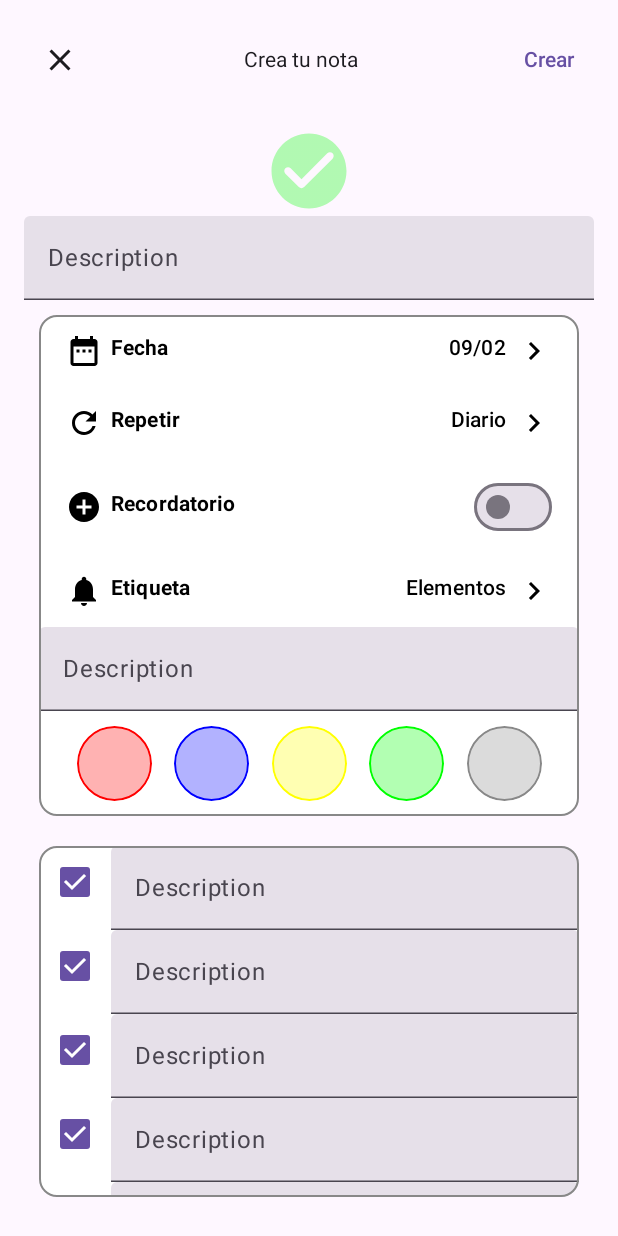
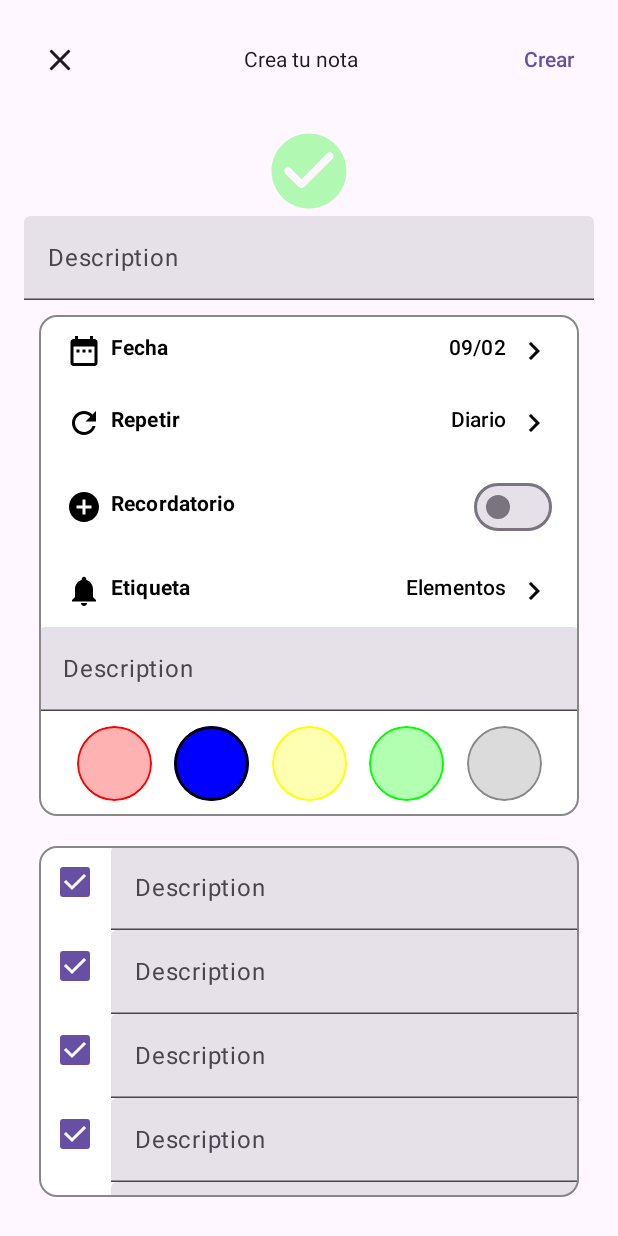
Before and after one commit to iamromanuriel/Meta-habit, an Android app built with Jetpack Compose: the @Preview function CreateScreenPreview, on a phone screen of 412 x 824 dp. Run offline under Robolectric (Android 15) with nearby library versions, the phone set to English and light mode, and no system bars.

Commit message:
select to color note

```diff
--- a/app/src/main/java/com/example/meta_habit/ui/components/Controllers.kt
+++ b/app/src/main/java/com/example/meta_habit/ui/components/Controllers.kt
@@ -3,6 +3,7 @@ package com.example.meta_habit.ui.components
 import android.content.ClipData.Item
 import androidx.compose.foundation.background
 import androidx.compose.foundation.border
+import androidx.compose.foundation.clickable
 import androidx.compose.foundation.layout.Arrangement
 import androidx.compose.foundation.layout.Box
 import androidx.compose.foundation.layout.Row
@@ -12,6 +13,10 @@ import androidx.compose.foundation.layout.size
 import androidx.compose.foundation.lazy.LazyRow
 import androidx.compose.foundation.shape.CircleShape
 import androidx.compose.runtime.Composable
+import androidx.compose.runtime.MutableState
+import androidx.compose.runtime.State
+import androidx.compose.runtime.mutableStateOf
+import androidx.compose.runtime.remember
 import androidx.compose.ui.Modifier
 import androidx.compose.ui.draw.clip
 import androidx.compose.ui.graphics.Color
@@ -27,14 +32,16 @@ data class ColorSelection(
 val optionColors = listOf(
     ColorSelection(Color.Red, false),
     ColorSelection(Color.Blue, false),
-    ColorSelection(Color.Yellow, false),
+    ColorSelection(Color.Yellow, true),
     ColorSelection(Color.Green, false),
     ColorSelection(Color.Gray, false),
 )
 
 @Composable
 fun SelectionColor(
-    modifier: Modifier = Modifier
+    modifier: Modifier = Modifier,
+    stateColorSelected: State<ColorSelection>,
+    onSelected: (ColorSelection) -> Unit = {},
 ){
     Row (
         modifier = modifier.fillMaxWidth()
@@ -44,7 +51,10 @@ fun SelectionColor(
             modifier = modifier.fillMaxWidth().padding(10.dp)
         ) {
             items(optionColors.size){
-                ItemColorSelection(color = optionColors[it])
+                ItemColorSelection(
+                    color = optionColors[it],
+                    stateColorSelected = stateColorSelected,
+                    onSelected = onSelected)
             }
         }
     }
@@ -53,15 +63,20 @@ fun SelectionColor(
 @Composable
 fun ItemColorSelection(
     modifier: Modifier = Modifier,
-    color: ColorSelection
+    stateColorSelected: State<ColorSelection>,
+    color: ColorSelection,
+    onSelected: (ColorSelection) -> Unit = {}
 ){
 
     Box(
         modifier = modifier
             .clip(CircleShape)
             .size(50.dp)
-            .background(color.color.copy(alpha = 0.3F))
-            .border(width = 1.dp, color = color.color, shape = CircleShape)
+            .background(if(stateColorSelected.value == color) color.color else color.color.copy(alpha = 0.3F))
+            .border(width = if(stateColorSelected.value == color) 2.dp else 1.dp, color = if(stateColorSelected.value == color) Color.Black else color.color, shape = CircleShape)
+            .clickable {
+                onSelected(color)
+            }
 
     )
 }
@@ -69,6 +84,8 @@ fun ItemColorSelection(
 @Preview
 @Composable
 fun SelectionColorPreview(){
-    SelectionColor()
+    SelectionColor(
+        stateColorSelected = remember { mutableStateOf(ColorSelection(Color.Blue, false)) }
+    )
 
 }
--- a/app/src/main/java/com/example/meta_habit/ui/components/Layout.kt
+++ b/app/src/main/java/com/example/meta_habit/ui/components/Layout.kt
@@ -54,11 +54,15 @@ import com.example.meta_habit.ui.utils.RepeatType
 fun LayoutCreateDetailNote(
     modifier: Modifier = Modifier,
     stateIsRepeat: MutableState<Boolean>,
+    stateColorSelected: State<ColorSelection>,
     onShowDialogRepeat: () -> Unit,
     onShowDialogPicker: () -> Unit,
-    onShowDialogLabel: () -> Unit
+    onShowDialogLabel: () -> Unit,
+    onSelectedColor: (ColorSelection) -> Unit
+
 ){
     var text = remember { mutableStateOf("") }
+
     val brush = remember {
         Brush.linearGradient(
             colors = listOf(Color.Red, Color.Blue)
@@ -231,7 +235,12 @@ fun LayoutCreateDetailNote(
                     textStyle = TextStyle(brush = brush),
                 )
 
-                SelectionColor()
+                SelectionColor(
+                    onSelected = { color ->
+                        onSelectedColor(color)
+                    },
+                    stateColorSelected = stateColorSelected
+                )
             }
         }
 
@@ -318,9 +327,11 @@ fun LayoutCreateDetailNotePreview(){
         LayoutCreateDetailNote(
             modifier = Modifier.padding(innerPadding),
             stateIsRepeat = remember { mutableStateOf(false) },
+            stateColorSelected = remember { mutableStateOf(ColorSelection(Color.Blue, false)) },
             onShowDialogRepeat = {},
             onShowDialogPicker = {},
-            onShowDialogLabel = {}
+            onShowDialogLabel = {},
+            onSelectedColor = {}
         )
     }
 }
--- a/app/src/main/java/com/example/meta_habit/ui/screen/create/CreateScreen.kt
+++ b/app/src/main/java/com/example/meta_habit/ui/screen/create/CreateScreen.kt
@@ -42,6 +42,7 @@ fun CreateScreen(
     val datePickerState = rememberDatePickerState(initialDisplayMode = DisplayMode.Picker)
     val selectedRepeat = viewModel.selectedStateRepeat.collectAsStateWithLifecycle()
     val selectedLabel = viewModel.selectedLabel.collectAsStateWithLifecycle()
+    val selectedColor = viewModel.selectedColor.collectAsStateWithLifecycle()
 
     DialogFullScreen(
         onDismiss = {
@@ -54,6 +55,7 @@ fun CreateScreen(
     layout = {
         LayoutCreateDetailNote(
             stateIsRepeat = enableRemember,
+            stateColorSelected = selectedColor,
             onShowDialogRepeat = {
                 showDialogOptionRepeat.value = true
             },
@@ -62,6 +64,9 @@ fun CreateScreen(
             },
             onShowDialogLabel = {
                 showDialogOptionLabel.value = true
+            },
+            onSelectedColor = { color ->
+                viewModel.onSelectedColor(color)
             }
         )
 
--- a/app/src/main/java/com/example/meta_habit/ui/screen/create/CreateViewModel.kt
+++ b/app/src/main/java/com/example/meta_habit/ui/screen/create/CreateViewModel.kt
@@ -1,7 +1,10 @@
 package com.example.meta_habit.ui.screen.create
 
+import android.util.Log
 import androidx.compose.runtime.mutableStateOf
+import androidx.compose.ui.graphics.Color
 import androidx.lifecycle.ViewModel
+import com.example.meta_habit.ui.components.ColorSelection
 import com.example.meta_habit.ui.utils.LabelTypes
 import com.example.meta_habit.ui.utils.RepeatType
 import kotlinx.coroutines.flow.MutableStateFlow
@@ -15,12 +18,19 @@ class CreateViewModel: ViewModel() {
     private val _selectedLabel = MutableStateFlow(LabelTypes.LECTURE)
     val selectedLabel = _selectedLabel.asStateFlow()
 
+    private val _selectedColor = MutableStateFlow(ColorSelection(Color.Blue, false))
+    val selectedColor = _selectedColor.asStateFlow()
+
     fun onSelectedRepeat(repeatType: RepeatType){
         _selectedStateRepeat.value = repeatType
     }
 
     fun onSelectedLabel(labelType: LabelTypes){
         _selectedLabel.value = labelType
+    }
 
+    fun onSelectedColor(color: ColorSelection){
+        _selectedColor.value = color
+        Log.d("onSelectedColorBeforeEvent", color.toString())
     }
 }
```
